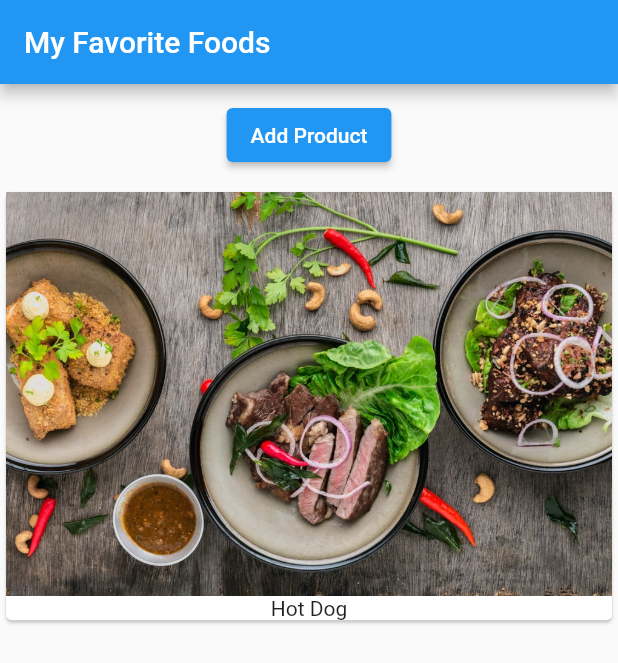
After one commit to GabrieRabelo/flutter_academind, a Flutter app: the screen it shows after launch, on a phone screen of 412 x 824 dp. The commit adds this screen. Shown: the top 663 px of the screen. Run offline on Flutter 3.47's test engine with Material 2 defaults, Android fonts, the phone set to English and light mode, and no system bars.

Commit message:
separates other widgets into a new product manager dart file

```diff
--- a/lib/main.dart
+++ b/lib/main.dart
@@ -1,44 +1,19 @@
 import 'package:flutter/material.dart';
-import 'package:flutter_academind/products.dart';
+import 'package:flutter_academind/product_manager.dart';
 
 void main() => runApp(MyApp());
 
-class MyApp extends StatefulWidget {
-
-  @override
-  State<StatefulWidget> createState() {
-    return _MyAppState();
-  }
-}
-
-class _MyAppState extends State<MyApp> {
-
-  List<String> _products = ['Hot Dog'];
+class MyApp extends StatelessWidget {
 
   @override
   Widget build(BuildContext context) {
     return MaterialApp(
-      home: Scaffold(
-          appBar: AppBar(
-            title: Text('My Favorite Foods'),
-          ),
-          body: Column(
-            children: [
-              Container(
-                margin: EdgeInsets.all(10.0),
-                child: ElevatedButton(
-                  onPressed: () {
-                    setState(() {
-                      _products.add('Bubble Tea');
-                    });
-                  },
-                  child: Text('Add Product'),
-                ),
-              ),
-              Products(_products),
-            ],
-          )
-      ),
+        home: Scaffold(
+            appBar: AppBar(
+              title: Text('My Favorite Foods'),
+            ),
+            body: ProductManager()
+        )
     );
   }
 }
--- /dev/null
+++ b/lib/product_manager.dart
@@ -0,0 +1,34 @@
+import 'package:flutter/cupertino.dart';
+import 'package:flutter/material.dart';
+import 'package:flutter_academind/products.dart';
+
+class ProductManager extends StatefulWidget {
+  @override
+  State<StatefulWidget> createState() {
+    return _ProductManagerState();
+  }
+
+}
+
+class _ProductManagerState extends State<ProductManager> {
+
+  List<String> _products = ['Hot Dog'];
+
+  @override
+  Widget build(BuildContext context) {
+    return Column(children: [ Container(
+      margin: EdgeInsets.all(10.0),
+      child: ElevatedButton(
+        onPressed: () {
+          setState(() {
+            _products.add('Bubble Tea');
+          });
+        },
+        child: Text('Add Product'),
+      ),
+    ),
+    Products(_products)
+      ]);
+  }
+
+}
```
